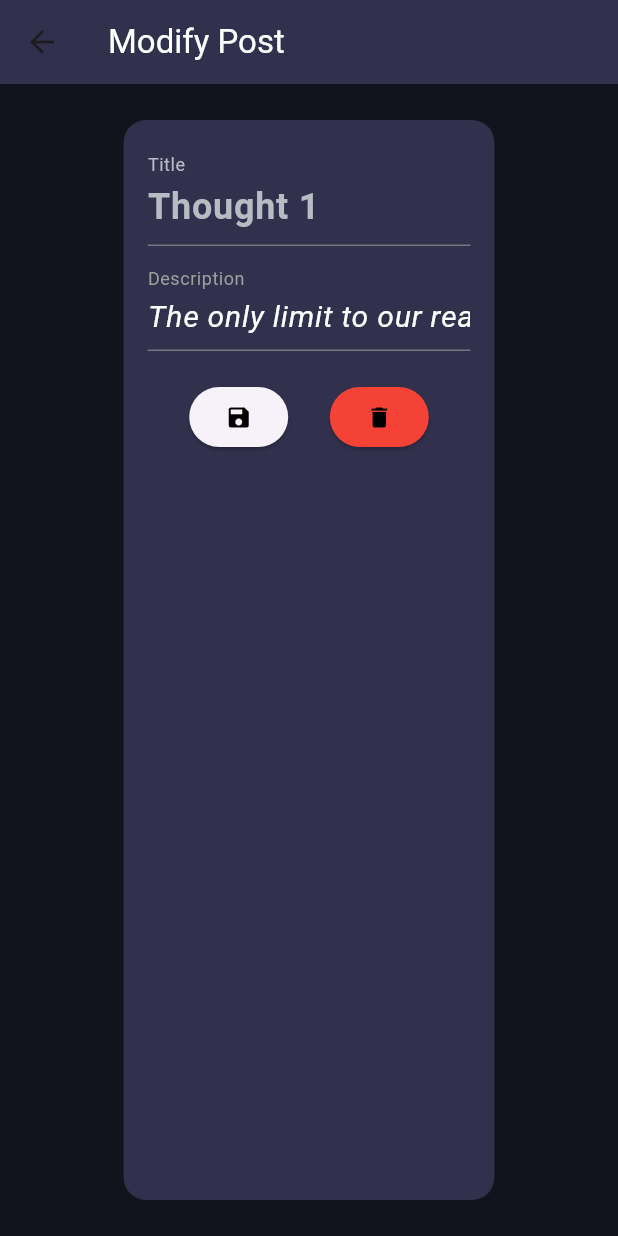
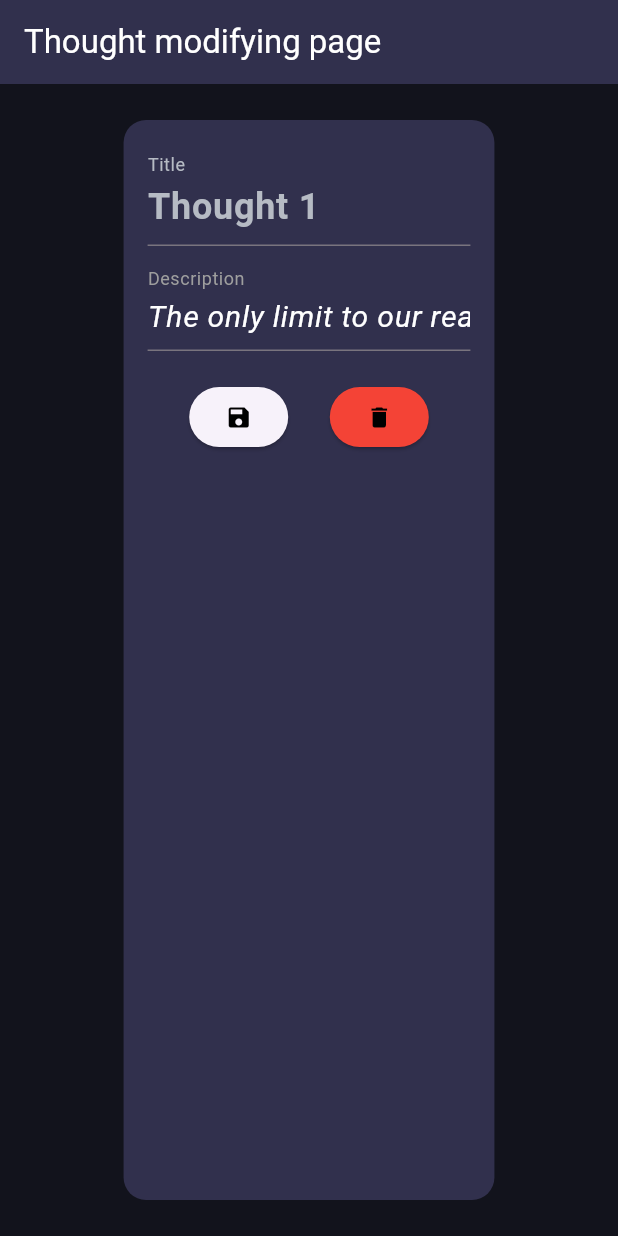
Before and after one commit to Ark1ight/tp_note_flutter, a Flutter app: the screen it shows after launch, after a tap on the "edit" icon, on a phone screen of 412 x 824 dp. Run offline on Flutter 3.47's test engine with Material 3 defaults, Android fonts, the phone set to English and light mode, and no system bars; our stand-ins replace flutter_bloc.

Commit message:
updated ui to remove arrow that were bugging the app

```diff
--- a/lib/screens/home_page_screen/home_page_screen.dart
+++ b/lib/screens/home_page_screen/home_page_screen.dart
@@ -39,6 +39,7 @@ class _HomePageScreenState extends State<HomePageScreen> {
       child: Scaffold(
         backgroundColor: const Color(0xFF12131C),
         appBar: AppBar(
+          automaticallyImplyLeading: false,
           title: const Text(
             'Milky Way',
             style: TextStyle(color: Colors.white),
--- a/lib/screens/modify_post_screen/modify_post_screen.dart
+++ b/lib/screens/modify_post_screen/modify_post_screen.dart
@@ -21,7 +21,8 @@ class _ModifyPostScreenState extends State<ModifyPostScreen> {
     return Scaffold(
       backgroundColor: const Color(0xFF12131C),
       appBar: AppBar(
-        title: const Text('Modify Post', style: TextStyle(color: Colors.white),),
+        automaticallyImplyLeading: false,
+        title: const Text('Thought modifying page', style: TextStyle(color: Colors.white),),
         backgroundColor: const Color(0xFF31304D),
       ),
       body: Padding(
--- a/lib/screens/post_creation_screen/post_creation_screen.dart
+++ b/lib/screens/post_creation_screen/post_creation_screen.dart
@@ -14,6 +14,7 @@ class PostCreationScreen extends StatelessWidget {
     return Scaffold(
       backgroundColor: const Color(0xFF12131C),
       appBar: AppBar(
+        automaticallyImplyLeading: false,
         title: const Text('Thoughts creation page', style: TextStyle(color: Colors.white),),
         backgroundColor: const Color(0xFF31304D),
       ),
```
